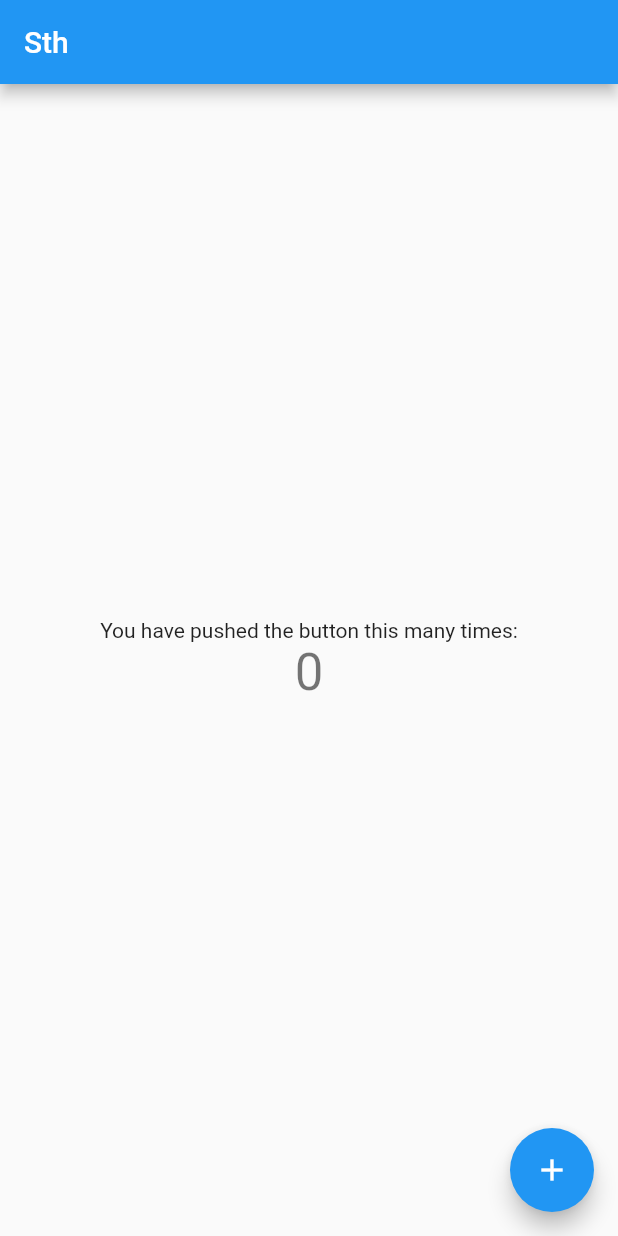
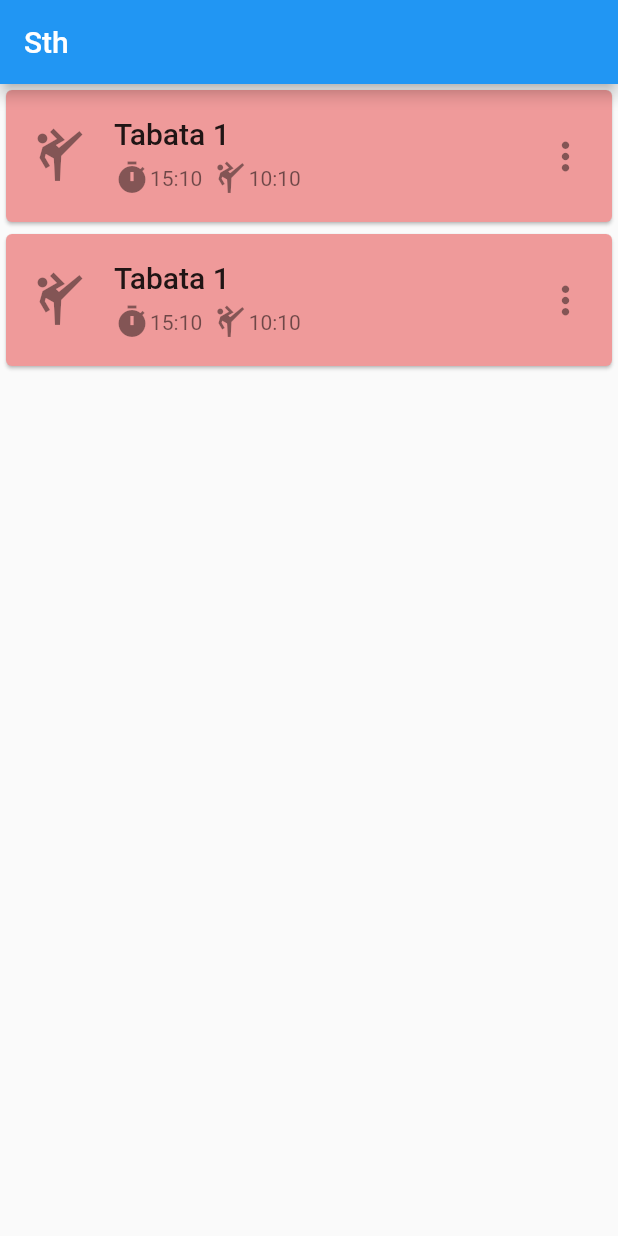
Before and after one commit to martamazurkiewicz/tabata_timer, a Flutter app: the screen it shows after launch, on a phone screen of 412 x 824 dp. Run offline on Flutter 3.47's test engine with Material 2 defaults, Android fonts, the phone set to English and light mode, and no system bars.

Commit message:
Added design for main screen

```diff
--- a/lib/main.dart
+++ b/lib/main.dart
@@ -1,5 +1,5 @@
 import 'package:flutter/material.dart';
-import 'package:tabata_timer/screens/app_screen.dart';
+import 'package:tabata_timer/screens/app_screen/app_screen.dart';
 
 void main() {
   runApp(const TabataTimer());
--- a/lib/screens/app_screen.dart
+++ /dev/null
@@ -1,46 +0,0 @@
-import 'package:flutter/material.dart';
-
-class AppScreen extends StatefulWidget {
-  const AppScreen({Key? key}) : super(key: key);
-
-  @override
-  State<AppScreen> createState() => _AppScreen();
-}
-
-class _AppScreen extends State<AppScreen> {
-  int _counter = 0;
-
-  void _incrementCounter() {
-    setState(() {
-      _counter++;
-    });
-  }
-
-  @override
-  Widget build(BuildContext context) {
-    return Scaffold(
-      appBar: AppBar(
-        title: const Text('Sth'),
-      ),
-      body: Center(
-        child: Column(
-          mainAxisAlignment: MainAxisAlignment.center,
-          children: <Widget>[
-            const Text(
-              'You have pushed the button this many times:',
-            ),
-            Text(
-              '$_counter',
-              style: Theme.of(context).textTheme.headline4,
-            ),
-          ],
-        ),
-      ),
-      floatingActionButton: FloatingActionButton(
-        onPressed: _incrementCounter,
-        tooltip: 'Increment',
-        child: const Icon(Icons.add),
-      ),
-    );
-  }
-}
--- /dev/null
+++ b/lib/screens/app_screen/app_screen.dart
@@ -0,0 +1,27 @@
+import 'package:flutter/material.dart';
+import 'package:tabata_timer/screens/app_screen/tabata_card.dart';
+import 'package:tabata_timer/tabata_app_bar.dart';
+
+class AppScreen extends StatefulWidget {
+  const AppScreen({Key? key}) : super(key: key);
+
+  @override
+  State<AppScreen> createState() => _AppScreen();
+}
+
+class _AppScreen extends State<AppScreen> {
+  @override
+  Widget build(BuildContext context) {
+    return Scaffold(
+      appBar: const TabataAppBar(),
+      body: Center(
+        child: ListView(
+          children: const <Widget>[
+            TabataCard(),
+            TabataCard(),
+          ],
+        ),
+      ),
+    );
+  }
+}
--- /dev/null
+++ b/lib/screens/app_screen/tabata_card.dart
@@ -0,0 +1,60 @@
+import 'package:flutter/material.dart';
+
+class TabataCard extends StatelessWidget {
+  const TabataCard({Key? key}) : super(key: key);
+
+  @override
+  Widget build(BuildContext context) {
+    return Card(
+      color: Colors.red[200],
+      child: Padding(
+        padding: const EdgeInsets.only(top: 8.0, bottom: 8.0),
+        child: ListTile(
+          leading: Column(
+            mainAxisAlignment: MainAxisAlignment.center,
+            crossAxisAlignment: CrossAxisAlignment.center,
+            children: const [
+              Icon(
+                Icons.sports_martial_arts,
+                size: 40,
+              ),
+            ],
+          ),
+          title: const Text(
+            'Tabata 1',
+            maxLines: 1,
+            overflow: TextOverflow.clip,
+            style: TextStyle(
+              fontSize: 20.0,
+              fontWeight: FontWeight.w500,
+            ),
+          ),
+          subtitle: Padding(
+            padding: const EdgeInsets.only(top: 6.0),
+            child: Row(
+              children: const [
+                Icon(Icons.timer),
+                Text('15:10'),
+                Text('  '),
+                Icon(Icons.sports_martial_arts),
+                Text('10:10')
+              ],
+            ),
+          ),
+          trailing: Column(
+            mainAxisAlignment: MainAxisAlignment.center,
+            crossAxisAlignment: CrossAxisAlignment.center,
+            children: const [
+              Icon(
+                Icons.more_vert,
+                size: 30,
+              ),
+            ],
+          ),
+          onTap: () => {},
+          onLongPress: () => {},
+        ),
+      ),
+    );
+  }
+}
--- /dev/null
+++ b/lib/tabata_app_bar.dart
@@ -0,0 +1,19 @@
+import 'package:flutter/material.dart';
+
+class TabataAppBar extends StatelessWidget with PreferredSizeWidget {
+  const TabataAppBar({Key? key}) : super(key: key);
+
+  @override
+  Widget build(BuildContext context) {
+    return AppBar(
+      // ignore: todo
+      // TODO menu icon (left)
+      // ignore: todo
+      // TODO github, bug reporting, authors button (right)
+      title: const Text('Sth'),
+    );
+  }
+
+  @override
+  Size get preferredSize => const Size.fromHeight(kToolbarHeight);
+}
```
Also changed, not shown: lib/screens/tabata_screen/tabata_screen.dart (added), 1 other file.
